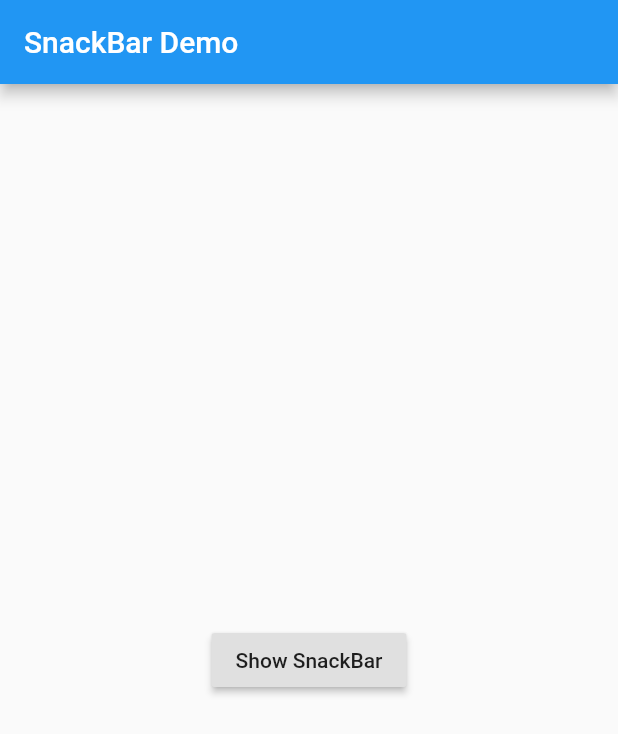
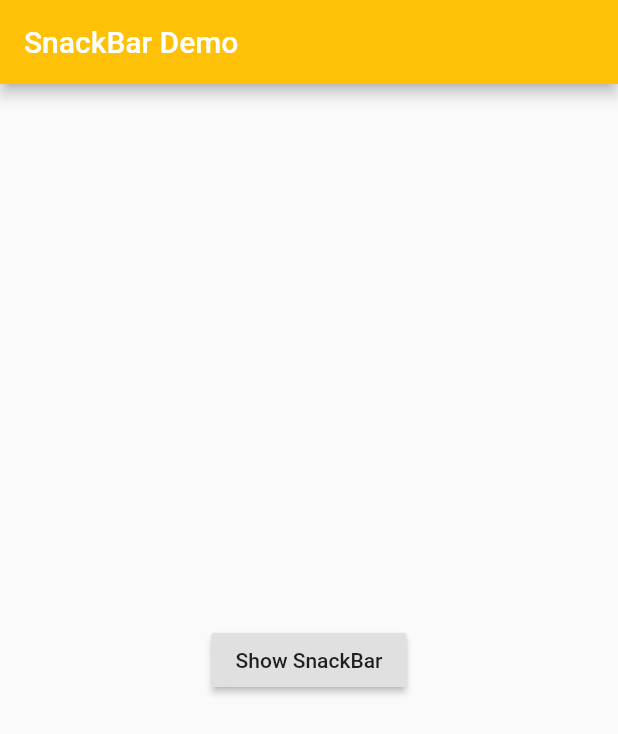
Before and after one commit to VijayGanganapalli/FlutterDemo, a Flutter app: the screen it shows after launch, on a phone screen of 412 x 824 dp. Shown: the top 734 px of the screen. Run offline on Flutter 3.47's test engine with Material 2 defaults, Android fonts, the phone set to English and light mode, and no system bars.

Commit message:
snackbar demo

```diff
--- a/flutter_demo/lib/main.dart
+++ b/flutter_demo/lib/main.dart
@@ -6,10 +6,18 @@ class MyApp extends StatelessWidget {
   @override
   Widget build(BuildContext context) {
     return MaterialApp(
+      debugShowCheckedModeBanner: false,
       title: 'SnackBar Demo',
+      theme: ThemeData(
+        primaryColor: Colors.amber[500],
+        accentColor: Colors.amberAccent[700],
+      ),
       home: Scaffold(
         appBar: AppBar(
-          title: Text('SnackBar Demo'),
+          title: Text(
+            'SnackBar Demo',
+            style: TextStyle(color: Colors.white),
+          ),
         ),
         body: SnackBarPage(),
       ),
@@ -22,6 +30,7 @@ class SnackBarPage extends StatelessWidget {
   Widget build(BuildContext context) {
     return Center(
       child: RaisedButton(
+        child: Text('Show SnackBar'),
         onPressed: () {
           final snackBar = SnackBar(
             content: Text('Yay! A SnackBar!'),
@@ -36,7 +45,6 @@ class SnackBarPage extends StatelessWidget {
           // Find the Scaffold in the Widget tree and use it to show a SnackBar!
           Scaffold.of(context).showSnackBar(snackBar);
         },
-        child: Text('Show SnackBar'),
       ),
     );
   }
```
